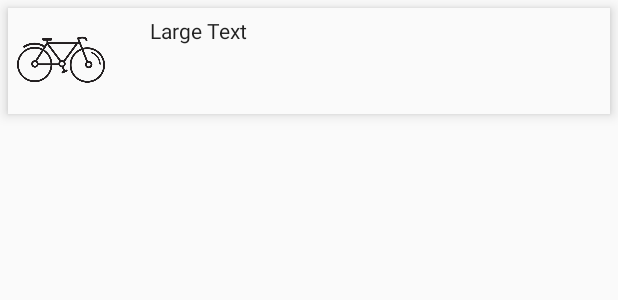
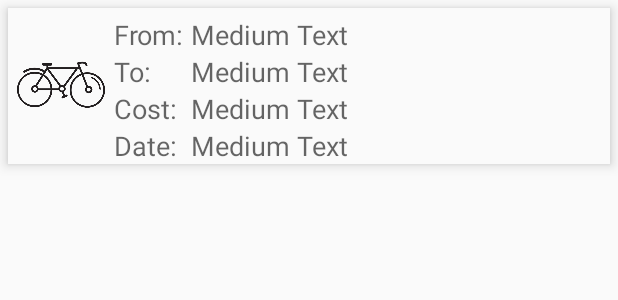
Before and after one commit to kirilhristov91/HCI4, an Android app: the layout custom_row.xml on its own in the app's theme, with its tools: preview values and no code run, on a phone screen of 412 x 824 dp. Shown: the top 300 px of the screen. Run offline under Robolectric (Android 15) with nearby library versions, the phone set to English and light mode, and no system bars.

Commit message:
beggining to add custom history adapter

```diff
--- a/app/src/main/java/com/hci4/CustomAdapter.java
+++ b/app/src/main/java/com/hci4/CustomHistoryAdapter.java
@@ -8,9 +8,9 @@ import android.widget.ArrayAdapter;
 import android.widget.TextView;
 import android.widget.ImageView;
 
-class CustomAdapter extends ArrayAdapter<String> {
+class CustomHistoryAdapter extends ArrayAdapter<String> {
 
-    public CustomAdapter(Context context, String[] routes) {
+    public CustomHistoryAdapter(Context context, String[] routes) {
         super(context, R.layout.custom_row, routes);
     }
 
--- a/app/src/main/java/com/hci4/CustomRouteRowAdapter.java
+++ b/app/src/main/java/com/hci4/CustomRouteRowAdapter.java
@@ -25,13 +25,11 @@ public class CustomRouteRowAdapter extends ArrayAdapter<String>{
         TextView textView6 = (TextView) customView.findViewById(R.id.textView6);
         ImageView imageViewRouteRow = (ImageView) customView.findViewById(R.id.imageViewRouteRow);
 
-        //System.out.println(singleRouteItem);
-
         String[] parts = singleRouteItem.split(" ",2);
 
         textView2.setText(parts[0]);
         textView4.setText(parts[1]);
-        System.out.println(parts[0] + " " + parts[1]);
+
         if (position == 0) {
             imageViewRouteRow.setImageResource(R.drawable.car);
 
@@ -41,8 +39,8 @@ public class CustomRouteRowAdapter extends ArrayAdapter<String>{
         }
         else {
             imageViewRouteRow.setImageResource(R.drawable.bike);
-            double cost = Math.random()*5;
-            String text = String.format("%.2f", cost)+"£";
+            int cost = (int)(Math.random()*3);
+            String text = cost+"£";
             textView6.setText(text);
         }
         return customView;
--- a/app/src/main/java/com/hci4/MainActivity.java
+++ b/app/src/main/java/com/hci4/MainActivity.java
@@ -18,7 +18,6 @@ import android.widget.EditText;
 import android.widget.ImageButton;
 import android.widget.LinearLayout;
 import android.widget.ListAdapter;
-import android.widget.Toast;
 
 import java.text.DateFormat;
 import java.text.SimpleDateFormat;
@@ -72,7 +71,7 @@ public class MainActivity extends AppCompatActivity {
         }
 
         ArrayAdapter<String> historyAdapter =
-                new CustomAdapter(this, routes);
+                new CustomHistoryAdapter(this, routes);
         historyList.setAdapter(historyAdapter);
         historyList.setScrollContainer(false);
 
--- a/app/src/main/res/layout/custom_row.xml
+++ b/app/src/main/res/layout/custom_row.xml
@@ -19,19 +19,90 @@
             android:layout_height="60dp"
             android:id="@+id/imageViewRow"
             android:src="@drawable/bikelogo"
-            android:layout_margin="5dp" />
+            android:layout_margin="5dp"
+            android:layout_centerVertical="true"/>
 
         <TextView
             android:layout_width="wrap_content"
             android:layout_height="wrap_content"
-            android:textAppearance="?android:attr/textAppearanceLarge"
-            android:text="Large Text"
-            android:textSize="14sp"
-            android:id="@+id/textViewRow"
-            android:layout_marginLeft="24dp"
+            android:textAppearance="?android:attr/textAppearanceMedium"
+            android:text="From: "
+            android:id="@+id/textView7"
             android:layout_alignTop="@+id/imageViewRow"
             android:layout_toRightOf="@+id/imageViewRow"
-            android:layout_toEndOf="@+id/imageViewRow"
-            android:layout_marginStart="24dp" />
+            android:layout_toEndOf="@+id/imageViewRow" />
+
+        <TextView
+            android:layout_width="wrap_content"
+            android:layout_height="wrap_content"
+            android:textAppearance="?android:attr/textAppearanceMedium"
+            android:text="Medium Text"
+            android:id="@+id/textView8"
+            android:layout_alignTop="@+id/textView7"
+            android:layout_toRightOf="@+id/textView7"
+            android:layout_toEndOf="@+id/textView7" />
+
+        <TextView
+            android:layout_width="wrap_content"
+            android:layout_height="wrap_content"
+            android:textAppearance="?android:attr/textAppearanceMedium"
+            android:text="To: "
+            android:id="@+id/textView9"
+            android:layout_below="@+id/textView7"
+            android:layout_toRightOf="@+id/imageViewRow"
+            android:layout_toEndOf="@+id/imageViewRow" />
+
+        <TextView
+            android:layout_width="wrap_content"
+            android:layout_height="wrap_content"
+            android:textAppearance="?android:attr/textAppearanceMedium"
+            android:text="Medium Text"
+            android:id="@+id/textView10"
+            android:layout_below="@+id/textView7"
+            android:layout_toRightOf="@+id/textView7"
+            android:layout_toEndOf="@+id/textView7" />
+
+        <TextView
+            android:layout_width="wrap_content"
+            android:layout_height="wrap_content"
+            android:textAppearance="?android:attr/textAppearanceMedium"
+            android:text="Cost: "
+            android:id="@+id/textView11"
+            android:layout_below="@+id/textView9"
+            android:layout_toRightOf="@+id/imageViewRow"
+            android:layout_toEndOf="@+id/imageViewRow" />
+
+        <TextView
+            android:layout_width="wrap_content"
+            android:layout_height="wrap_content"
+            android:textAppearance="?android:attr/textAppearanceMedium"
+            android:text="Medium Text"
+            android:id="@+id/textView12"
+            android:layout_below="@+id/textView10"
+            android:layout_alignLeft="@+id/textView10"
+            android:layout_alignStart="@+id/textView10" />
+
+        <TextView
+            android:layout_width="wrap_content"
+            android:layout_height="wrap_content"
+            android:textAppearance="?android:attr/textAppearanceMedium"
+            android:text="Date: "
+            android:id="@+id/textView13"
+            android:layout_below="@+id/textView11"
+            android:layout_toRightOf="@+id/imageViewRow"
+            android:layout_toEndOf="@+id/imageViewRow" />
+
+        <TextView
+            android:layout_width="wrap_content"
+            android:layout_height="wrap_content"
+            android:textAppearance="?android:attr/textAppearanceMedium"
+            android:text="Medium Text"
+            android:id="@+id/textView14"
+            android:layout_alignBaseline="@+id/textView13"
+            android:layout_alignBottom="@+id/textView13"
+            android:layout_alignLeft="@+id/textView12"
+            android:layout_alignStart="@+id/textView12" />
+
+
     </RelativeLayout>
 </LinearLayout>
```
